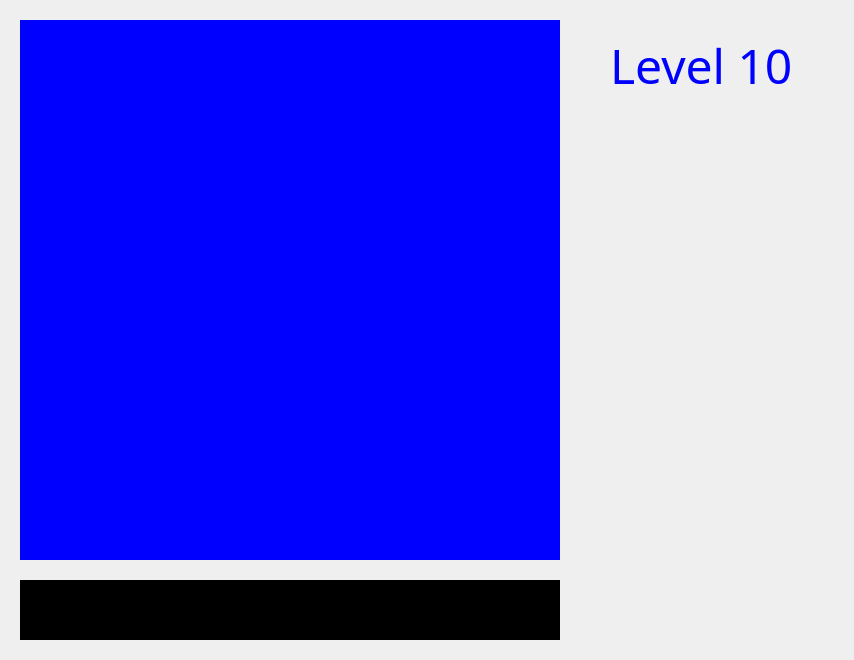
Qt form form.ui (zhaoxh16/sudoku) before a commit.
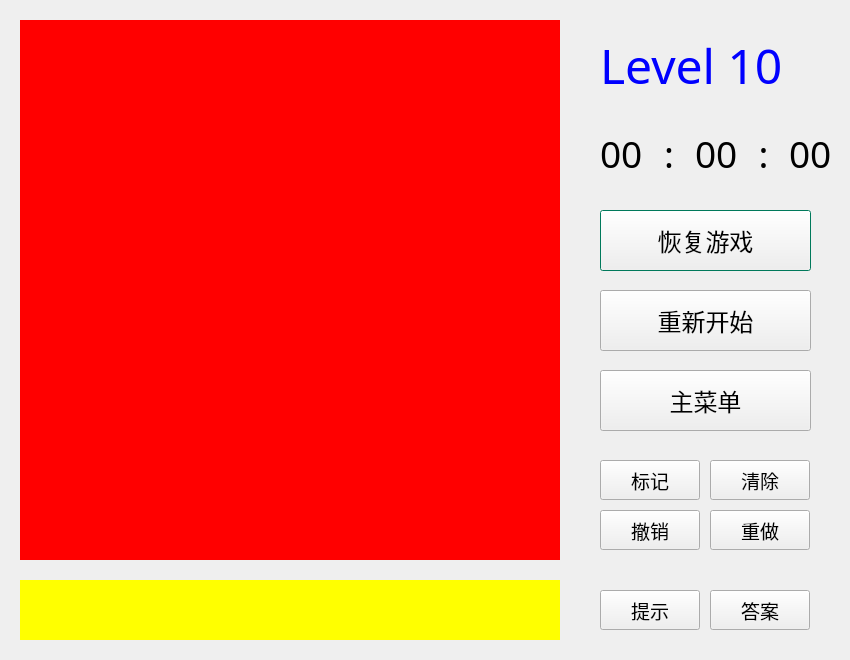
The same form after that commit.

Commit message: 美化界面

Patch:
```diff
--- a/form.ui
+++ b/form.ui
@@ -6,7 +6,7 @@
    <rect>
     <x>0</x>
     <y>0</y>
-    <width>854</width>
+    <width>850</width>
     <height>660</height>
    </rect>
   </property>
@@ -23,7 +23,7 @@
     </rect>
    </property>
    <property name="styleSheet">
-    <string notr="true">background:blue</string>
+    <string notr="true">background:red</string>
    </property>
   </widget>
   <widget class="QWidget" name="widget_2" native="true">
@@ -36,13 +36,13 @@
     </rect>
    </property>
    <property name="styleSheet">
-    <string notr="true">background:black</string>
+    <string notr="true">background:yellow</string>
    </property>
   </widget>
   <widget class="QLabel" name="label">
    <property name="geometry">
     <rect>
-     <x>610</x>
+     <x>600</x>
      <y>40</y>
      <width>211</width>
      <height>51</height>
@@ -95,6 +95,327 @@
     <string>Level 10</string>
    </property>
   </widget>
+  <widget class="QPushButton" name="pushButton">
+   <property name="geometry">
+    <rect>
+     <x>600</x>
+     <y>210</y>
+     <width>211</width>
+     <height>61</height>
+    </rect>
+   </property>
+   <property name="palette">
+    <palette>
+     <active>
+      <colorrole role="Base">
+       <brush brushstyle="SolidPattern">
+        <color alpha="255">
+         <red>255</red>
+         <green>255</green>
+         <blue>255</blue>
+        </color>
+       </brush>
+      </colorrole>
+      <colorrole role="Window">
+       <brush brushstyle="SolidPattern">
+        <color alpha="255">
+         <red>0</red>
+         <green>170</green>
+         <blue>127</blue>
+        </color>
+       </brush>
+      </colorrole>
+     </active>
+     <inactive>
+      <colorrole role="Base">
+       <brush brushstyle="SolidPattern">
+        <color alpha="255">
+         <red>255</red>
+         <green>255</green>
+         <blue>255</blue>
+        </color>
+       </brush>
+      </colorrole>
+      <colorrole role="Window">
+       <brush brushstyle="SolidPattern">
+        <color alpha="255">
+         <red>0</red>
+         <green>170</green>
+         <blue>127</blue>
+        </color>
+       </brush>
+      </colorrole>
+     </inactive>
+     <disabled>
+      <colorrole role="Base">
+       <brush brushstyle="SolidPattern">
+        <color alpha="255">
+         <red>0</red>
+         <green>170</green>
+         <blue>127</blue>
+        </color>
+       </brush>
+      </colorrole>
+      <colorrole role="Window">
+       <brush brushstyle="SolidPattern">
+        <color alpha="255">
+         <red>0</red>
+         <green>170</green>
+         <blue>127</blue>
+        </color>
+       </brush>
+      </colorrole>
+     </disabled>
+    </palette>
+   </property>
+   <property name="font">
+    <font>
+     <family>楷体</family>
+     <pointsize>18</pointsize>
+    </font>
+   </property>
+   <property name="styleSheet">
+    <string notr="true"/>
+   </property>
+   <property name="text">
+    <string>恢复游戏</string>
+   </property>
+  </widget>
+  <widget class="QPushButton" name="pushButton_2">
+   <property name="geometry">
+    <rect>
+     <x>600</x>
+     <y>370</y>
+     <width>211</width>
+     <height>61</height>
+    </rect>
+   </property>
+   <property name="font">
+    <font>
+     <family>楷体</family>
+     <pointsize>18</pointsize>
+    </font>
+   </property>
+   <property name="text">
+    <string>主菜单</string>
+   </property>
+  </widget>
+  <widget class="QPushButton" name="pushButton_3">
+   <property name="geometry">
+    <rect>
+     <x>600</x>
+     <y>290</y>
+     <width>211</width>
+     <height>61</height>
+    </rect>
+   </property>
+   <property name="font">
+    <font>
+     <family>楷体</family>
+     <pointsize>18</pointsize>
+    </font>
+   </property>
+   <property name="text">
+    <string>重新开始</string>
+   </property>
+  </widget>
+  <widget class="QPushButton" name="pushButton_4">
+   <property name="geometry">
+    <rect>
+     <x>600</x>
+     <y>460</y>
+     <width>100</width>
+     <height>40</height>
+    </rect>
+   </property>
+   <property name="font">
+    <font>
+     <family>华文新魏</family>
+     <pointsize>14</pointsize>
+    </font>
+   </property>
+   <property name="text">
+    <string>标记</string>
+   </property>
+  </widget>
+  <widget class="QPushButton" name="pushButton_5">
+   <property name="geometry">
+    <rect>
+     <x>710</x>
+     <y>460</y>
+     <width>100</width>
+     <height>40</height>
+    </rect>
+   </property>
+   <property name="font">
+    <font>
+     <family>华文彩云</family>
+     <pointsize>14</pointsize>
+    </font>
+   </property>
+   <property name="text">
+    <string>清除</string>
+   </property>
+  </widget>
+  <widget class="QPushButton" name="pushButton_6">
+   <property name="geometry">
+    <rect>
+     <x>600</x>
+     <y>510</y>
+     <width>100</width>
+     <height>40</height>
+    </rect>
+   </property>
+   <property name="font">
+    <font>
+     <family>华文行楷</family>
+     <pointsize>14</pointsize>
+    </font>
+   </property>
+   <property name="text">
+    <string>撤销</string>
+   </property>
+  </widget>
+  <widget class="QPushButton" name="pushButton_7">
+   <property name="geometry">
+    <rect>
+     <x>710</x>
+     <y>510</y>
+     <width>100</width>
+     <height>40</height>
+    </rect>
+   </property>
+   <property name="font">
+    <font>
+     <family>华文楷体</family>
+     <pointsize>14</pointsize>
+    </font>
+   </property>
+   <property name="text">
+    <string>重做</string>
+   </property>
+  </widget>
+  <widget class="QPushButton" name="pushButton_8">
+   <property name="geometry">
+    <rect>
+     <x>710</x>
+     <y>590</y>
+     <width>100</width>
+     <height>40</height>
+    </rect>
+   </property>
+   <property name="font">
+    <font>
+     <family>华文新魏</family>
+     <pointsize>14</pointsize>
+    </font>
+   </property>
+   <property name="text">
+    <string>答案</string>
+   </property>
+  </widget>
+  <widget class="QPushButton" name="pushButton_9">
+   <property name="geometry">
+    <rect>
+     <x>600</x>
+     <y>590</y>
+     <width>100</width>
+     <height>40</height>
+    </rect>
+   </property>
+   <property name="font">
+    <font>
+     <family>华文新魏</family>
+     <pointsize>14</pointsize>
+    </font>
+   </property>
+   <property name="text">
+    <string>提示</string>
+   </property>
+  </widget>
+  <widget class="QWidget" name="">
+   <property name="geometry">
+    <rect>
+     <x>600</x>
+     <y>125</y>
+     <width>232</width>
+     <height>56</height>
+    </rect>
+   </property>
+   <layout class="QHBoxLayout" name="horizontalLayout">
+    <item>
+     <widget class="QLabel" name="label_2">
+      <property name="font">
+       <font>
+        <family>Academy Engraved LET</family>
+        <pointsize>28</pointsize>
+       </font>
+      </property>
+      <property name="text">
+       <string>00</string>
+      </property>
+     </widget>
+    </item>
+    <item>
+     <widget class="QLabel" name="label_5">
+      <property name="font">
+       <font>
+        <family>Academy Engraved LET</family>
+        <pointsize>28</pointsize>
+       </font>
+      </property>
+      <property name="text">
+       <string>:</string>
+      </property>
+      <property name="alignment">
+       <set>Qt::AlignCenter</set>
+      </property>
+     </widget>
+    </item>
+    <item>
+     <widget class="QLabel" name="label_3">
+      <property name="font">
+       <font>
+        <family>Academy Engraved LET</family>
+        <pointsize>28</pointsize>
+       </font>
+      </property>
+      <property name="text">
+       <string>00</string>
+      </property>
+     </widget>
+    </item>
+    <item>
+     <widget class="QLabel" name="label_6">
+      <property name="font">
+       <font>
+        <family>Academy Engraved LET</family>
+        <pointsize>28</pointsize>
+       </font>
+      </property>
+      <property name="text">
+       <string>:</string>
+      </property>
+      <property name="alignment">
+       <set>Qt::AlignCenter</set>
+      </property>
+     </widget>
+    </item>
+    <item>
+     <widget class="QLabel" name="label_4">
+      <property name="font">
+       <font>
+        <family>Academy Engraved LET</family>
+        <pointsize>28</pointsize>
+       </font>
+      </property>
+      <property name="text">
+       <string>00</string>
+      </property>
+     </widget>
+    </item>
+   </layout>
+  </widget>
  </widget>
  <resources/>
  <connections/>
```
The commit also changes 6 other files.
